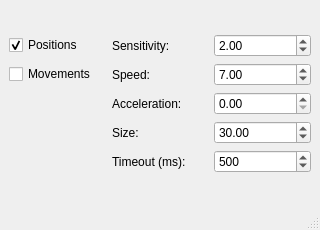
First picture: the form in WebCamCapAPI/controlpanel.ui, repository kaajo/WebCamCap, before the edit.
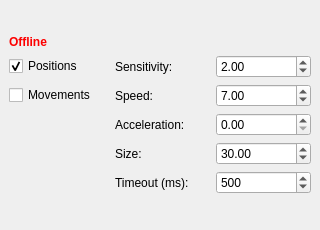
Second picture: the form after the edit.

What changed in the file:
```diff
--- a/WebCamCapAPI/controlpanel.ui
+++ b/WebCamCapAPI/controlpanel.ui
@@ -41,7 +41,7 @@
    <layout class="QGridLayout" name="gridLayout_2">
     <item row="0" column="0">
      <layout class="QGridLayout" name="gridLayout">
-      <item row="1" column="2">
+      <item row="2" column="2">
        <widget class="QDoubleSpinBox" name="speed">
         <property name="specialValueText">
          <string comment="%" extracomment="%"/>
@@ -63,21 +63,21 @@
         </property>
        </widget>
       </item>
-      <item row="1" column="1">
+      <item row="2" column="1">
        <widget class="QLabel" name="speed_label">
         <property name="text">
          <string>Speed:</string>
         </property>
        </widget>
       </item>
-      <item row="0" column="1">
+      <item row="1" column="1">
        <widget class="QLabel" name="sensitivity_label">
         <property name="text">
          <string>Sensitivity:</string>
         </property>
        </widget>
       </item>
-      <item row="2" column="2">
+      <item row="3" column="2">
        <widget class="QDoubleSpinBox" name="acceleration">
         <property name="minimum">
          <double>0.000000000000000</double>
@@ -93,21 +93,21 @@
         </property>
        </widget>
       </item>
-      <item row="2" column="1">
+      <item row="3" column="1">
        <widget class="QLabel" name="acceleration_label">
         <property name="text">
          <string>Acceleration:</string>
         </property>
        </widget>
       </item>
-      <item row="3" column="1">
+      <item row="4" column="1">
        <widget class="QLabel" name="size_label">
         <property name="text">
          <string>Size:</string>
         </property>
        </widget>
       </item>
-      <item row="0" column="2">
+      <item row="1" column="2">
        <widget class="QDoubleSpinBox" name="sensitivity">
         <property name="minimum">
          <double>1.000000000000000</double>
@@ -123,7 +123,7 @@
         </property>
        </widget>
       </item>
-      <item row="3" column="2">
+      <item row="4" column="2">
        <widget class="QDoubleSpinBox" name="size">
         <property name="minimum">
          <double>0.000000000000000</double>
@@ -139,7 +139,14 @@
         </property>
        </widget>
       </item>
-      <item row="0" column="0">
+      <item row="5" column="1">
+       <widget class="QLabel" name="timeout_label">
+        <property name="text">
+         <string>Timeout (ms):</string>
+        </property>
+       </widget>
+      </item>
+      <item row="1" column="0">
        <widget class="QCheckBox" name="positions">
         <property name="enabled">
          <bool>true</bool>
@@ -152,27 +159,7 @@
         </property>
        </widget>
       </item>
-      <item row="1" column="0">
-       <widget class="QCheckBox" name="movement">
-        <property name="text">
-         <string>Movements</string>
-        </property>
-        <property name="checkable">
-         <bool>true</bool>
-        </property>
-        <property name="checked">
-         <bool>false</bool>
-        </property>
-       </widget>
-      </item>
-      <item row="4" column="1">
-       <widget class="QLabel" name="timeout_label">
-        <property name="text">
-         <string>Timeout (ms):</string>
-        </property>
-       </widget>
-      </item>
-      <item row="4" column="2">
+      <item row="5" column="2">
        <widget class="QSpinBox" name="timeout">
         <property name="maximum">
          <number>2000</number>
@@ -185,21 +172,166 @@
         </property>
        </widget>
       </item>
+      <item row="2" column="0">
+       <widget class="QCheckBox" name="movement">
+        <property name="text">
+         <string>Movements</string>
+        </property>
+        <property name="checkable">
+         <bool>true</bool>
+        </property>
+        <property name="checked">
+         <bool>false</bool>
+        </property>
+       </widget>
+      </item>
+      <item row="0" column="0">
+       <widget class="QLabel" name="onlineStatusLabel">
+        <property name="sizePolicy">
+         <sizepolicy hsizetype="MinimumExpanding" vsizetype="MinimumExpanding">
+          <horstretch>0</horstretch>
+          <verstretch>0</verstretch>
+         </sizepolicy>
+        </property>
+        <property name="maximumSize">
+         <size>
+          <width>100</width>
+          <height>20</height>
+         </size>
+        </property>
+        <property name="palette">
+         <palette>
+          <active>
+           <colorrole role="WindowText">
+            <brush brushstyle="SolidPattern">
+             <color alpha="255">
+              <red>253</red>
+              <green>0</green>
+              <blue>0</blue>
+             </color>
+            </brush>
+           </colorrole>
+           <colorrole role="Text">
+            <brush brushstyle="SolidPattern">
+             <color alpha="255">
+              <red>0</red>
+              <green>0</green>
+              <blue>0</blue>
+             </color>
+            </brush>
+           </colorrole>
+           <colorrole role="ButtonText">
+            <brush brushstyle="SolidPattern">
+             <color alpha="255">
+              <red>0</red>
+              <green>0</green>
+              <blue>0</blue>
+             </color>
+            </brush>
+           </colorrole>
+           <colorrole role="ToolTipText">
+            <brush brushstyle="SolidPattern">
+             <color alpha="255">
+              <red>0</red>
+              <green>0</green>
+              <blue>0</blue>
+             </color>
+            </brush>
+           </colorrole>
+          </active>
+          <inactive>
+           <colorrole role="WindowText">
+            <brush brushstyle="SolidPattern">
+             <color alpha="255">
+              <red>253</red>
+              <green>0</green>
+              <blue>0</blue>
+             </color>
+            </brush>
+           </colorrole>
+           <colorrole role="Text">
+            <brush brushstyle="SolidPattern">
+             <color alpha="255">
+              <red>0</red>
+              <green>0</green>
+              <blue>0</blue>
+             </color>
+            </brush>
+           </colorrole>
+           <colorrole role="ButtonText">
+            <brush brushstyle="SolidPattern">
+             <color alpha="255">
+              <red>0</red>
+              <green>0</green>
+              <blue>0</blue>
+             </color>
+            </brush>
+           </colorrole>
+           <colorrole role="ToolTipText">
+            <brush brushstyle="SolidPattern">
+             <color alpha="255">
+              <red>0</red>
+              <green>0</green>
+              <blue>0</blue>
+             </color>
+            </brush>
+           </colorrole>
+          </inactive>
+          <disabled>
+           <colorrole role="WindowText">
+            <brush brushstyle="SolidPattern">
+             <color alpha="255">
+              <red>190</red>
+              <green>190</green>
+              <blue>190</blue>
+             </color>
+            </brush>
+           </colorrole>
+           <colorrole role="Text">
+            <brush brushstyle="SolidPattern">
+             <color alpha="255">
+              <red>190</red>
+              <green>190</green>
+              <blue>190</blue>
+             </color>
+            </brush>
+           </colorrole>
+           <colorrole role="ButtonText">
+            <brush brushstyle="SolidPattern">
+             <color alpha="255">
+              <red>190</red>
+              <green>190</green>
+              <blue>190</blue>
+             </color>
+            </brush>
+           </colorrole>
+           <colorrole role="ToolTipText">
+            <brush brushstyle="SolidPattern">
+             <color alpha="255">
+              <red>0</red>
+              <green>0</green>
+              <blue>0</blue>
+             </color>
+            </brush>
+           </colorrole>
+          </disabled>
+         </palette>
+        </property>
+        <property name="font">
+         <font>
+          <weight>75</weight>
+          <bold>true</bold>
+         </font>
+        </property>
+        <property name="text">
+         <string>Offline</string>
+        </property>
+       </widget>
+      </item>
      </layout>
     </item>
    </layout>
   </widget>
-  <widget class="QMenuBar" name="menubar">
-   <property name="geometry">
-    <rect>
-     <x>0</x>
-     <y>0</y>
-     <width>320</width>
-     <height>20</height>
-    </rect>
-   </property>
-  </widget>
-  <widget class="QStatusBar" name="statusbar"/>
  </widget>
  <tabstops>
   <tabstop>sensitivity</tabstop>
```
